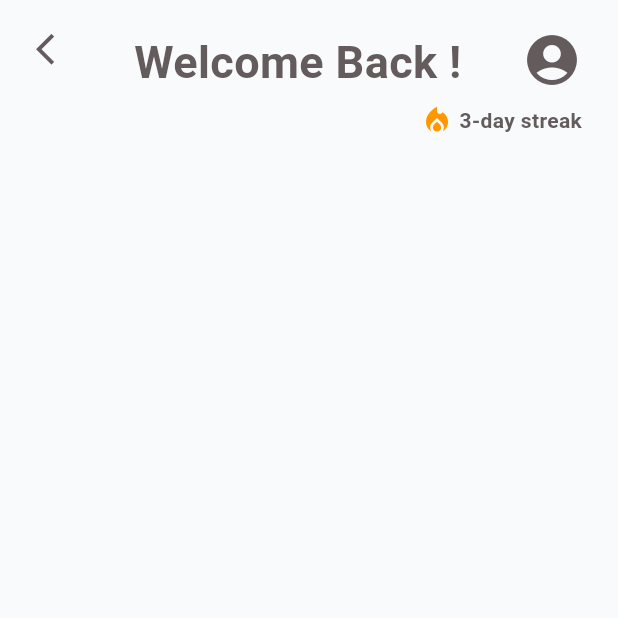
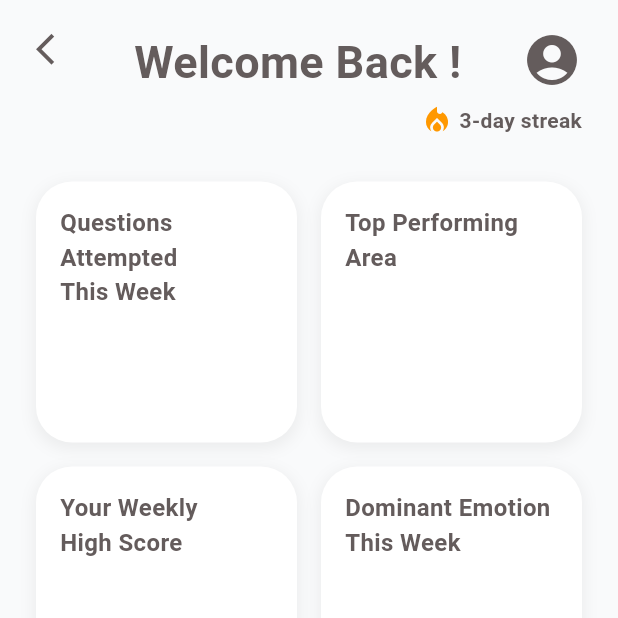
Before and after one commit to SapphireAG/AI-Interview-Coach-Talk2Hire, a Flutter app: the screen it shows after launch, on a phone screen of 412 x 824 dp, the top half of it. Run offline on Flutter 3.47's test engine with Material 3 defaults, Android fonts, the light colour scheme and no system bars; our stand-ins replace audioplayers, camera; missing offline and left inert: record.

Commit message:
4 card surfaces

```diff
--- a/flutter_frontend/lib/report_page.dart
+++ b/flutter_frontend/lib/report_page.dart
@@ -3,7 +3,7 @@ import 'dart:async';
 
 class ReportPage extends StatefulWidget {
   final String username;
-  const ReportPage({super.key,required this.username});
+  const ReportPage({super.key, required this.username});
 
   @override
   State<ReportPage> createState() => _ReportPageState();
@@ -24,7 +24,11 @@ class _ReportPageState extends State<ReportPage> {
                 crossAxisAlignment: CrossAxisAlignment.start,
                 children: [
                   // Menu Icon (Top Left)
-                  const Icon(Icons.arrow_back_ios, size:25, color: Color.fromARGB(255, 100, 92, 92)),
+                  const Icon(
+                    Icons.arrow_back_ios,
+                    size: 25,
+                    color: Color.fromARGB(255, 100, 92, 92),
+                  ),
 
                   // Welcome Text (Top Center)
                   Expanded(
@@ -73,11 +77,56 @@ class _ReportPageState extends State<ReportPage> {
                 ],
               ),
 
-              // ...rest of your content below
+              const SizedBox(height: 30),
+
+              // Grid of 4 stat cards
+              Expanded(
+                child: GridView.count(
+                  crossAxisCount: 2,
+                  crossAxisSpacing: 16,
+                  mainAxisSpacing: 16,
+                  childAspectRatio: 1,
+                  children: [
+                    _buildStatCard("Questions Attempted\nThis Week"),
+                    _buildStatCard("Top Performing\nArea"),
+                    _buildStatCard("Your Weekly\nHigh Score"),
+                    _buildStatCard("Dominant Emotion\nThis Week"),
+                  ],
+                ),
+              ),
             ],
           ),
         ),
       ),
     );
   }
+
+  Widget _buildStatCard(String title) {
+    return Container(
+      padding: const EdgeInsets.all(16),
+      decoration: BoxDecoration(
+        color: Colors.white,
+        borderRadius: BorderRadius.circular(24),
+        boxShadow: [
+          BoxShadow(
+            color: Colors.grey.withOpacity(0.15),
+            spreadRadius: 1,
+            blurRadius: 8,
+            offset: const Offset(0, 3),
+          ),
+        ],
+      ),
+      child: Align(
+        alignment: Alignment.topLeft,
+        child: Text(
+          title,
+          style: const TextStyle(
+            fontWeight: FontWeight.w600,
+            fontSize: 16,
+            color: Color.fromARGB(255, 100, 92, 92),
+          ),
+        ),
+      ),
+    );
+  }
 }
```
